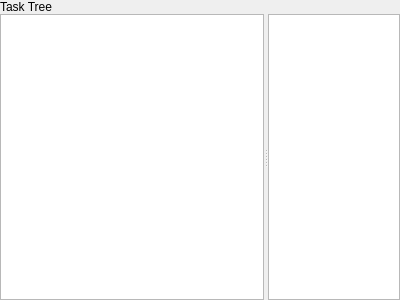
Qt form visualization/motion_planning_tasks/src/task_view.ui (moveit/moveit_task_constructor) before a commit.
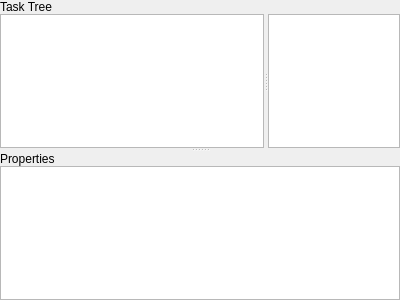
The same form after that commit. Custom widgets are drawn as their Qt base class.

Commit message: basic framework to display stage properties

```diff
--- a/visualization/motion_planning_tasks/src/task_view.ui
+++ b/visualization/motion_planning_tasks/src/task_view.ui
@@ -14,9 +14,6 @@
    <string>Tasks Panel</string>
   </property>
   <layout class="QVBoxLayout" name="verticalLayout">
-   <property name="spacing">
-    <number>0</number>
-   </property>
    <property name="leftMargin">
     <number>0</number>
    </property>
@@ -30,26 +27,14 @@
     <number>0</number>
    </property>
    <item>
-    <layout class="QVBoxLayout" name="tasks_overview">
-     <property name="spacing">
-      <number>0</number>
+    <widget class="QSplitter" name="tasks_property_splitter">
+     <property name="orientation">
+      <enum>Qt::Vertical</enum>
      </property>
-     <property name="leftMargin">
-      <number>0</number>
-     </property>
-     <property name="topMargin">
-      <number>0</number>
-     </property>
-     <property name="rightMargin">
-      <number>0</number>
-     </property>
-     <property name="bottomMargin">
-      <number>0</number>
-     </property>
-     <item>
-      <layout class="QHBoxLayout" name="tasks_view_label_layout">
+     <widget class="QWidget" name="">
+      <layout class="QVBoxLayout" name="verticalLayout1">
        <property name="spacing">
-        <number>6</number>
+        <number>0</number>
        </property>
        <item>
         <widget class="QLabel" name="tasks_view_label">
@@ -58,10 +43,8 @@
          </property>
         </widget>
        </item>
-      </layout>
-     </item>
      <item>
-      <widget class="QSplitter" name="splitter">
+        <widget class="QSplitter" name="tasks_solutions_splitter">
        <property name="sizePolicy">
         <sizepolicy hsizetype="Expanding" vsizetype="Expanding">
          <horstretch>0</horstretch>
@@ -111,6 +94,25 @@
       </widget>
      </item>
     </layout>
+     </widget>
+     <widget class="QWidget" name="">
+      <layout class="QVBoxLayout" name="verticalLayout2">
+       <property name="spacing">
+        <number>0</number>
+       </property>
+       <item>
+        <widget class="QLabel" name="property_view_label">
+         <property name="text">
+          <string>Properties</string>
+         </property>
+        </widget>
+       </item>
+       <item>
+        <widget class="rviz::PropertyTreeWidget" name="property_view"/>
+       </item>
+      </layout>
+     </widget>
+    </widget>
    </item>
   </layout>
   <action name="actionRemoveTaskTreeRows">
@@ -144,6 +146,11 @@
    <extends>QTreeView</extends>
    <header>task_list_model.h</header>
   </customwidget>
+  <customwidget>
+   <class>rviz::PropertyTreeWidget</class>
+   <extends>QTreeView</extends>
+   <header location="global">rviz/properties/property_tree_widget.h</header>
+  </customwidget>
  </customwidgets>
  <resources/>
  <connections/>
```
Lines whose indentation alone changed are shown as unchanged. The commit also changes 10 other files.
